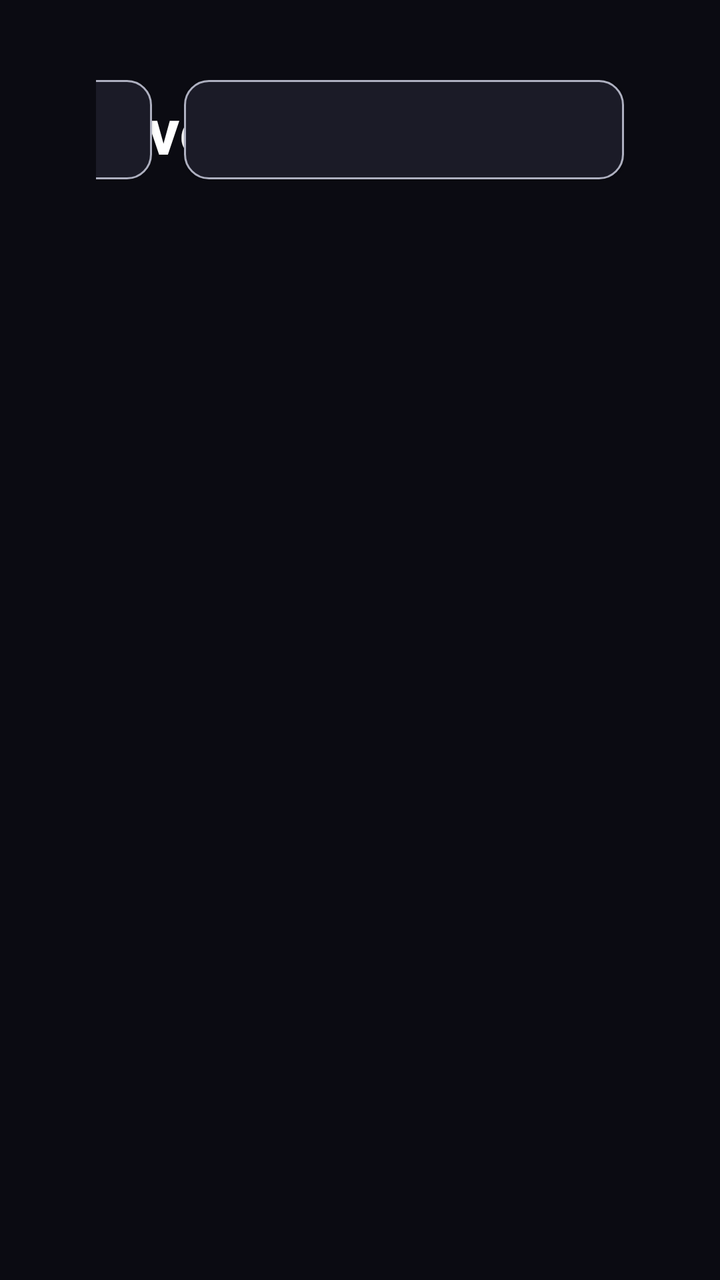
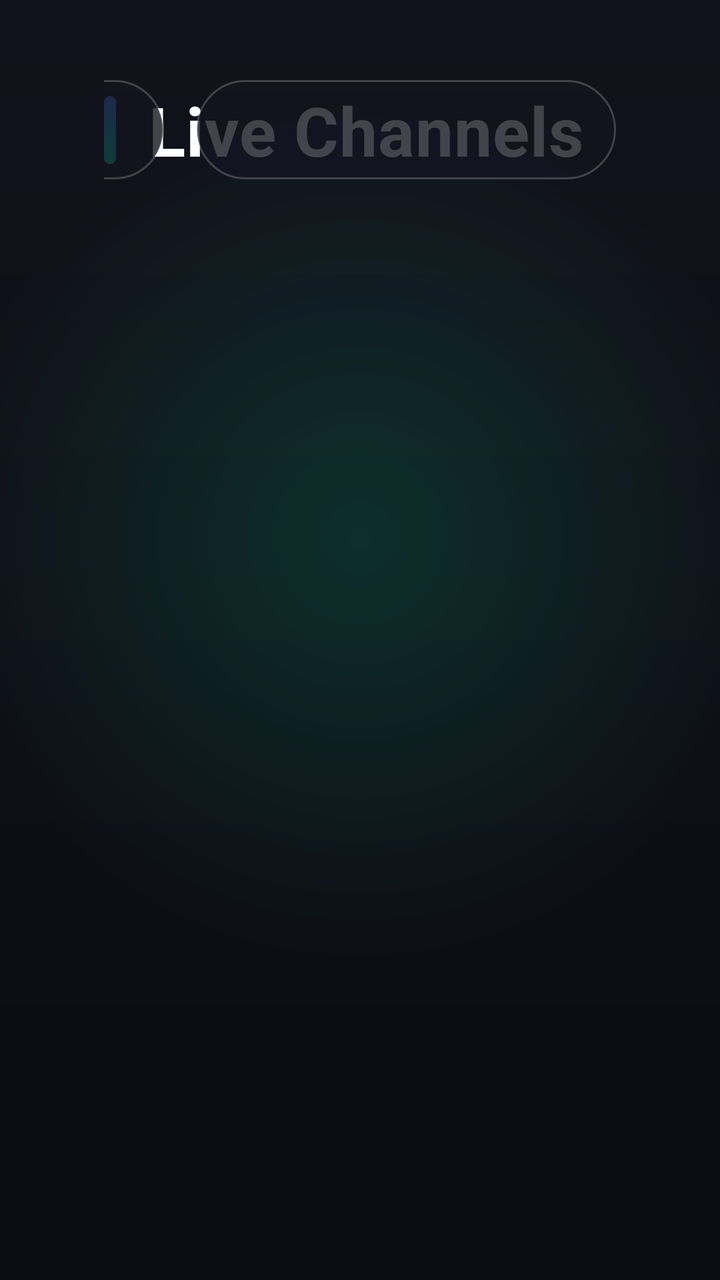

Before-and-after screenshots of an Android layout around one commit, followed by the original layout XML and the change that was made.
<!-- AndroidManifest.xml: activity theme Theme.OpenTV -->
<!-- res/layout/activity_channels.xml -->
<?xml version="1.0" encoding="utf-8"?>
<androidx.constraintlayout.widget.ConstraintLayout
    xmlns:android="http://schemas.android.com/apk/res/android"
    xmlns:app="http://schemas.android.com/apk/res-auto"
    android:layout_width="match_parent"
    android:layout_height="match_parent"
    android:background="@color/background"
    android:paddingHorizontal="48dp"
    android:paddingVertical="40dp">

    
    <TextView
        android:id="@+id/channelsTitle"
        android:layout_width="wrap_content"
        android:layout_height="wrap_content"
        android:text="@string/channels_title"
        android:textColor="@color/text_primary"
        android:textSize="32sp"
        android:textStyle="bold"
        app:layout_constraintTop_toTopOf="parent"
        app:layout_constraintBottom_toBottomOf="@id/sourceButton"
        app:layout_constraintStart_toStartOf="parent" />

    
    <Button
        android:id="@+id/sourceButton"
        android:layout_width="wrap_content"
        android:layout_height="wrap_content"
        android:minWidth="220dp"
        android:padding="14dp"
        android:textColor="@color/text_primary"
        android:textSize="16sp"
        android:background="@drawable/focus_ring_button"
        android:focusable="true"
        app:layout_constraintTop_toTopOf="parent"
        app:layout_constraintEnd_toEndOf="parent" />

    
    <Button
        android:id="@+id/filterButton"
        android:layout_width="wrap_content"
        android:layout_height="wrap_content"
        android:layout_marginEnd="16dp"
        android:padding="14dp"
        android:textColor="@color/text_primary"
        android:textSize="16sp"
        android:background="@drawable/focus_ring_button"
        android:focusable="true"
        app:layout_constraintTop_toTopOf="@id/sourceButton"
        app:layout_constraintEnd_toStartOf="@id/sourceButton" />

    
    <androidx.recyclerview.widget.RecyclerView
        android:id="@+id/channelList"
        android:layout_width="0dp"
        android:layout_height="0dp"
        android:layout_marginTop="24dp"
        android:clipToPadding="false"
        android:focusable="true"
        android:visibility="gone"
        app:layout_constraintTop_toBottomOf="@id/sourceButton"
        app:layout_constraintBottom_toBottomOf="parent"
        app:layout_constraintStart_toStartOf="parent"
        app:layout_constraintEnd_toEndOf="parent" />

    
    <ProgressBar
        android:id="@+id/channelsProgress"
        android:layout_width="64dp"
        android:layout_height="64dp"
        android:indeterminateTint="@color/accent"
        android:visibility="gone"
        app:layout_constraintTop_toTopOf="parent"
        app:layout_constraintBottom_toBottomOf="parent"
        app:layout_constraintStart_toStartOf="parent"
        app:layout_constraintEnd_toEndOf="parent" />

    
    <TextView
        android:id="@+id/channelsStatus"
        android:layout_width="wrap_content"
        android:layout_height="wrap_content"
        android:layout_marginHorizontal="48dp"
        android:gravity="center"
        android:textColor="@color/text_secondary"
        android:textSize="20sp"
        android:visibility="gone"
        app:layout_constraintTop_toTopOf="parent"
        app:layout_constraintBottom_toBottomOf="parent"
        app:layout_constraintStart_toStartOf="parent"
        app:layout_constraintEnd_toEndOf="parent" />

</androidx.constraintlayout.widget.ConstraintLayout>
<!-- resources referenced by this layout -->
<resources>
  <color name="accent">#00E0A4</color>
  <color name="background">#0B0B12</color>
  <color name="text_primary">#FFFFFF</color>
  <color name="text_secondary">#AEB0C0</color>
  <!-- drawable focus_ring_button (drawable) -->
  <?xml version="1.0" encoding="utf-8"?>
  <selector xmlns:android="http://schemas.android.com/apk/res/android">
  
      
      <item android:state_focused="true">
          <shape android:shape="rectangle">
              <solid android:color="@color/accent_dark" />
              <stroke android:width="4dp" android:color="@color/focus_stroke" />
              <corners android:radius="12dp" />
          </shape>
      </item>
  
      
      <item android:state_pressed="true">
          <shape android:shape="rectangle">
              <solid android:color="@color/accent_dark" />
              <corners android:radius="12dp" />
          </shape>
      </item>
  
      
      <item>
          <shape android:shape="rectangle">
              <solid android:color="@color/surface" />
              <stroke android:width="1dp" android:color="@color/text_secondary" />
              <corners android:radius="12dp" />
          </shape>
      </item>
  
  </selector>
  <string name="channels_title">Live Channels</string>
  <style name="Theme.OpenTV" parent="Theme.AppCompat.NoActionBar">
          <item name="android:windowBackground">@color/background</item>
          <item name="colorPrimary">@color/accent</item>
          <item name="colorPrimaryDark">@color/background</item>
          <item name="colorAccent">@color/accent</item>
          <item name="android:statusBarColor">@android:color/transparent</item>
          <item name="android:navigationBarColor">@android:color/transparent</item>
          <item name="android:windowLayoutInDisplayCutoutMode" tools:targetApi="o_mr1">shortEdges</item>
      </style>
  <color name="accent_dark">#00B486</color>
  <color name="focus_stroke">#3BE7C4</color>
  <color name="surface">#1B1B27</color>
</resources>

<!-- the commit's change to res/layout/activity_channels.xml (unified diff, before → after) -->
@@ -4,33 +4,48 @@
     xmlns:app="http://schemas.android.com/apk/res-auto"
     android:layout_width="match_parent"
     android:layout_height="match_parent"
-    android:background="@color/background"
-    android:paddingHorizontal="48dp"
+    android:background="@drawable/bg_splash"
+    android:paddingHorizontal="52dp"
     android:paddingVertical="40dp">
+
+    
+    <View
+        android:id="@+id/titleAccent"
+        android:layout_width="6dp"
+        android:layout_height="34dp"
+        android:background="@drawable/bg_accent_bar"
+        app:layout_constraintTop_toTopOf="@id/channelsTitle"
+        app:layout_constraintBottom_toBottomOf="@id/channelsTitle"
+        app:layout_constraintStart_toStartOf="parent" />
 
     
     <TextView
         android:id="@+id/channelsTitle"
         android:layout_width="wrap_content"
         android:layout_height="wrap_content"
+        android:layout_marginStart="16dp"
         android:text="@string/channels_title"
         android:textColor="@color/text_primary"
-        android:textSize="32sp"
+        android:textSize="34sp"
         android:textStyle="bold"
+        android:letterSpacing="0.01"
         app:layout_constraintTop_toTopOf="parent"
         app:layout_constraintBottom_toBottomOf="@id/sourceButton"
-        app:layout_constraintStart_toStartOf="parent" />
+        app:layout_constraintStart_toEndOf="@id/titleAccent" />
 
     
     <Button
         android:id="@+id/sourceButton"
+        style="?android:attr/borderlessButtonStyle"
         android:layout_width="wrap_content"
         android:layout_height="wrap_content"
-        android:minWidth="220dp"
-        android:padding="14dp"
+        android:minWidth="210dp"
+        android:paddingHorizontal="24dp"
+        android:paddingVertical="14dp"
         android:textColor="@color/text_primary"
         android:textSize="16sp"
-        android:background="@drawable/focus_ring_button"
+        android:textAllCaps="false"
+        android:background="@drawable/bg_pill_button"
         android:focusable="true"
         app:layout_constraintTop_toTopOf="parent"
         app:layout_constraintEnd_toEndOf="parent" />
@@ -38,15 +53,19 @@
     
     <Button
         android:id="@+id/filterButton"
+        style="?android:attr/borderlessButtonStyle"
         android:layout_width="wrap_content"
         android:layout_height="wrap_content"
         android:layout_marginEnd="16dp"
-        android:padding="14dp"
+        android:paddingHorizontal="24dp"
+        android:paddingVertical="14dp"
         android:textColor="@color/text_primary"
         android:textSize="16sp"
-        android:background="@drawable/focus_ring_button"
+        android:textAllCaps="false"
+        android:background="@drawable/bg_pill_button"
         android:focusable="true"
         app:layout_constraintTop_toTopOf="@id/sourceButton"
+        app:layout_constraintBottom_toBottomOf="@id/sourceButton"
         app:layout_constraintEnd_toStartOf="@id/sourceButton" />
 
     
@@ -54,8 +73,9 @@
         android:id="@+id/channelList"
         android:layout_width="0dp"
         android:layout_height="0dp"
-        android:layout_marginTop="24dp"
+        android:layout_marginTop="28dp"
         android:clipToPadding="false"
+        android:paddingHorizontal="4dp"
         android:focusable="true"
         android:visibility="gone"
         app:layout_constraintTop_toBottomOf="@id/sourceButton"
<!-- resource entries referenced after the edit -->
@@ -4,37 +4,64 @@
   <color name="background">#0B0B12</color>
   <color name="text_primary">#FFFFFF</color>
   <color name="text_secondary">#AEB0C0</color>
-  <!-- drawable focus_ring_button (drawable) -->
+  <!-- drawable bg_accent_bar (drawable) -->
+  <?xml version="1.0" encoding="utf-8"?>
+  <shape xmlns:android="http://schemas.android.com/apk/res/android" android:shape="rectangle">
+      <gradient
+          android:angle="90"
+          android:startColor="@color/brand_start"
+          android:endColor="@color/brand_end"
+          android:type="linear" />
+      <corners android:radius="3dp" />
+  </shape>
+  <!-- drawable bg_pill_button (drawable) -->
   <?xml version="1.0" encoding="utf-8"?>
   <selector xmlns:android="http://schemas.android.com/apk/res/android">
-  
-      
       <item android:state_focused="true">
           <shape android:shape="rectangle">
-              <solid android:color="@color/accent_dark" />
-              <stroke android:width="4dp" android:color="@color/focus_stroke" />
-              <corners android:radius="12dp" />
+              <solid android:color="@color/accent" />
+              <stroke android:width="2dp" android:color="#FFFFFF" />
+              <corners android:radius="26dp" />
           </shape>
       </item>
-  
-      
       <item android:state_pressed="true">
           <shape android:shape="rectangle">
               <solid android:color="@color/accent_dark" />
-              <corners android:radius="12dp" />
+              <corners android:radius="26dp" />
           </shape>
       </item>
-  
-      
       <item>
           <shape android:shape="rectangle">
-              <solid android:color="@color/surface" />
-              <stroke android:width="1dp" android:color="@color/text_secondary" />
-              <corners android:radius="12dp" />
+              <solid android:color="@color/surface_translucent" />
+              <stroke android:width="1dp" android:color="#33FFFFFF" />
+              <corners android:radius="26dp" />
           </shape>
       </item>
-  
   </selector>
+  <!-- drawable bg_splash (drawable) -->
+  <?xml version="1.0" encoding="utf-8"?>
+  <layer-list xmlns:android="http://schemas.android.com/apk/res/android">
+      <item>
+          <shape android:shape="rectangle">
+              <gradient
+                  android:angle="270"
+                  android:startColor="#12121C"
+                  android:endColor="#0B0B12"
+                  android:type="linear" />
+          </shape>
+      </item>
+      <item>
+          <shape android:shape="rectangle">
+              <gradient
+                  android:type="radial"
+                  android:gradientRadius="640"
+                  android:centerX="0.5"
+                  android:centerY="0.42"
+                  android:startColor="#2600E0A4"
+                  android:endColor="#000B0B12" />
+          </shape>
+      </item>
+  </layer-list>
   <string name="channels_title">Live Channels</string>
   <style name="Theme.OpenTV" parent="Theme.AppCompat.NoActionBar">
           <item name="android:windowBackground">@color/background</item>
@@ -45,8 +72,9 @@
           <item name="android:navigationBarColor">@android:color/transparent</item>
           <item name="android:windowLayoutInDisplayCutoutMode" tools:targetApi="o_mr1">shortEdges</item>
       </style>
+  <color name="brand_start">#00E0A4</color>
+  <color name="brand_end">#3B82F6</color>
   <color name="accent_dark">#00B486</color>
-  <color name="focus_stroke">#3BE7C4</color>
-  <color name="surface">#1B1B27</color>
+  <color name="surface_translucent">#CC141420</color>
 </resources>
 
